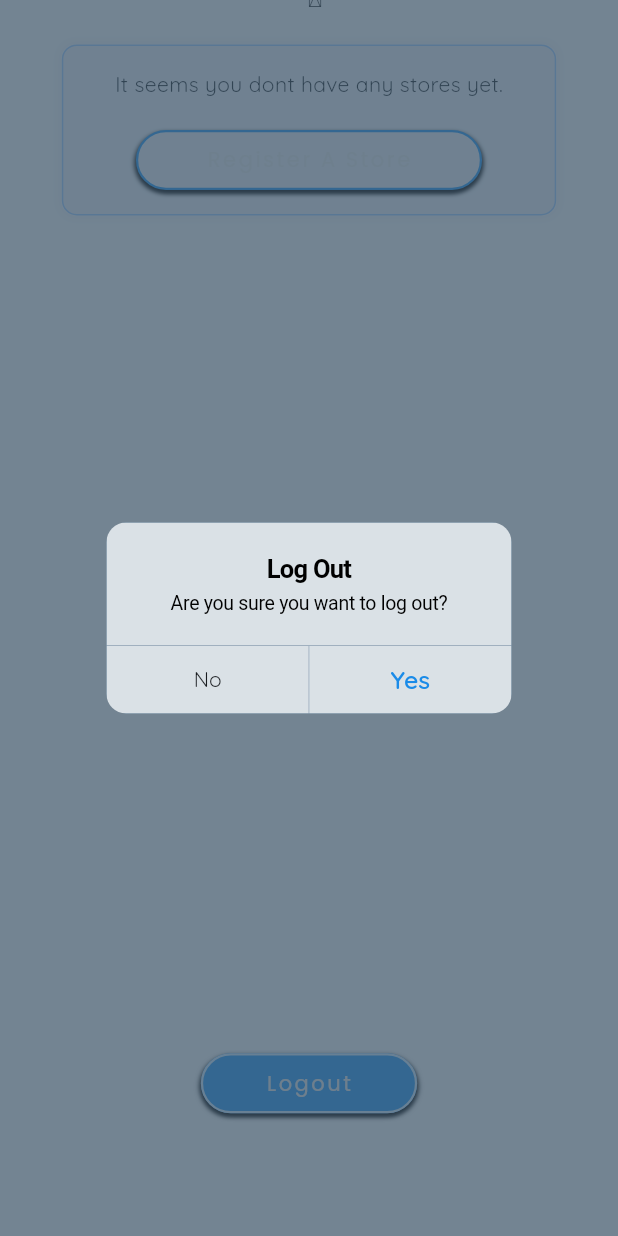
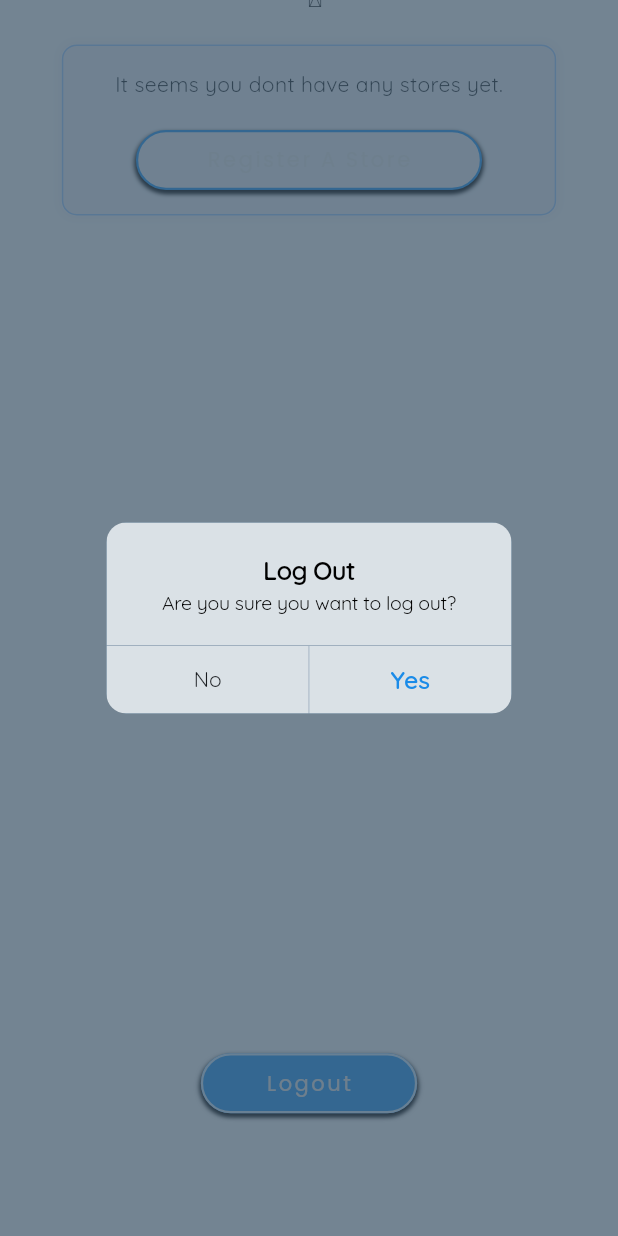
Before and after one commit to inogami-dev/Mobile-POS-System, a Flutter app: the AccountPage screen opened directly, scrolled down 247 dp, after a tap on "Logout", on a phone screen of 412 x 824 dp. Run offline on Flutter 3.47's test engine with Material 3 defaults, Android fonts, the phone set to English and light mode, and no system bars; our stand-ins replace animated_text_kit, audioplayers, cloud_firestore, curved_labeled_navigation_bar, firebase_auth, firebase_core and 6 more; missing offline and left inert: mobile_scanner; accounts and stored records are empty; generated files the repository leaves out were written again; key blocks and very long unbroken strings in the code were emptied for the run.

Commit message:
updated the font family of alertTitle and alertContent in myAlertDialoge (custom CupertinoAlertDialog widget).

```diff
--- a/lib/core/widgets/my_alert_dialog.dart
+++ b/lib/core/widgets/my_alert_dialog.dart
@@ -23,11 +23,8 @@ void myAlertDialogue({
     barrierDismissible: isDismissible,
     builder: (context) {
       return CupertinoAlertDialog(
-        title: Text(alertTitle),
-        content: Text(
-          alertContent,
-          // style: TextStyle(fontSize: kDefaultFontSize),
-        ),
+        title: Text(alertTitle, style: TextStyle(fontFamily: "Quicksand")),
+        content: Text(alertContent, style: TextStyle(fontFamily: "Quicksand")),
 
         actions: [
           CupertinoDialogAction(
```
Also changed, not shown: lib/features/products/presentation/widgets/add_product_sheet.dart (+12 -3 lines).
